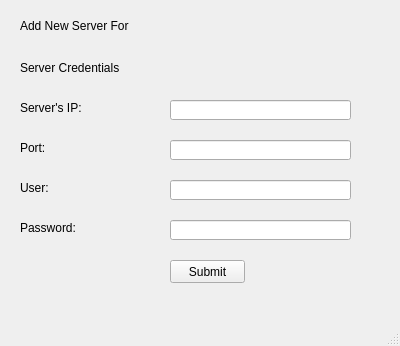
Qt form add_server.ui (mtushar78/remote_git_management) before a commit.
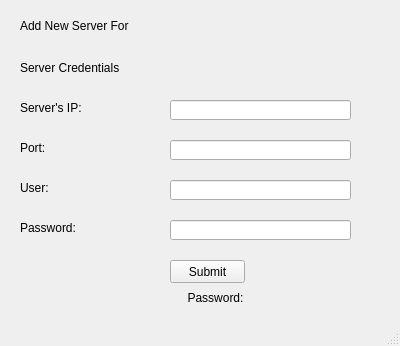
The same form after that commit.

```diff
--- a/add_server.ui
+++ b/add_server.ui
@@ -13,6 +13,9 @@
   <property name="windowTitle">
    <string>MainWindow</string>
   </property>
+  <property name="layoutDirection">
+   <enum>Qt::LeftToRight</enum>
+  </property>
   <widget class="QWidget" name="centralwidget">
    <widget class="QLabel" name="title_label">
     <property name="geometry">
@@ -145,6 +148,25 @@
      <string>Submit</string>
     </property>
    </widget>
+   <widget class="QLabel" name="pass_label_2">
+    <property name="geometry">
+     <rect>
+      <x>120</x>
+      <y>290</y>
+      <width>191</width>
+      <height>16</height>
+     </rect>
+    </property>
+    <property name="layoutDirection">
+     <enum>Qt::LeftToRight</enum>
+    </property>
+    <property name="text">
+     <string>Password:</string>
+    </property>
+    <property name="alignment">
+     <set>Qt::AlignCenter</set>
+    </property>
+   </widget>
   </widget>
   <widget class="QMenuBar" name="menubar">
    <property name="geometry">
```
